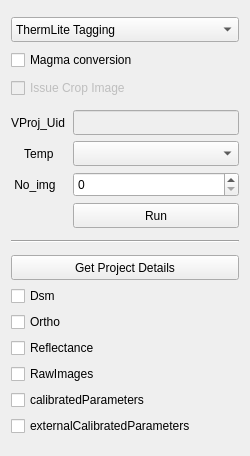
Before: the Qt Designer form windows/ImageTagging.ui in sensehawk/qgis_plugin, drawn with Qt 5.
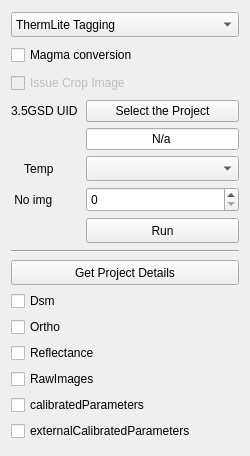
After: the same form once the commit is applied. Custom widgets are drawn as their Qt base class.

Commit message: asset level projects listed to let user select the project for visual and 3.5gsd tagging | import bugfixed | Container level navigation

Patch:
```diff
--- a/windows/ImageTagging.ui
+++ b/windows/ImageTagging.ui
@@ -102,72 +102,75 @@
      <property name="horizontalSpacing">
       <number>8</number>
      </property>
+     <item row="4" column="1">
+      <widget class="QPushButton" name="tag_button">
+       <property name="sizePolicy">
+        <sizepolicy hsizetype="Expanding" vsizetype="Fixed">
+         <horstretch>0</horstretch>
+         <verstretch>0</verstretch>
+        </sizepolicy>
+       </property>
+       <property name="minimumSize">
+        <size>
+         <width>0</width>
+         <height>25</height>
+        </size>
+       </property>
+       <property name="maximumSize">
+        <size>
+         <width>16777215</width>
+         <height>16777215</height>
+        </size>
+       </property>
+       <property name="text">
+        <string>Run</string>
+       </property>
+       <property name="checkable">
+        <bool>true</bool>
+       </property>
+      </widget>
+     </item>
      <item row="0" column="0">
-      <widget class="QLabel" name="label_3">
+      <widget class="QLabel" name="opt_uid_txt">
+       <property name="sizePolicy">
+        <sizepolicy hsizetype="Fixed" vsizetype="Fixed">
+         <horstretch>0</horstretch>
+         <verstretch>0</verstretch>
+        </sizepolicy>
+       </property>
        <property name="text">
-        <string>VProj_Uid</string>
+        <string>3.5GSD UID</string>
        </property>
       </widget>
      </item>
      <item row="0" column="1">
-      <widget class="QLineEdit" name="projectUid">
-       <property name="enabled">
-        <bool>false</bool>
+      <widget class="QPushButton" name="addl_projectuid_button">
+       <property name="sizePolicy">
+        <sizepolicy hsizetype="Expanding" vsizetype="Fixed">
+         <horstretch>0</horstretch>
+         <verstretch>0</verstretch>
+        </sizepolicy>
        </property>
-       <property name="minimumSize">
-        <size>
-         <width>0</width>
-         <height>25</height>
-        </size>
-       </property>
-       <property name="mouseTracking">
-        <bool>false</bool>
-       </property>
-       <property name="layoutDirection">
-        <enum>Qt::LeftToRight</enum>
-       </property>
-       <property name="autoFillBackground">
-        <bool>true</bool>
-       </property>
-       <property name="clearButtonEnabled">
-        <bool>true</bool>
+       <property name="text">
+        <string>Select the Project</string>
        </property>
       </widget>
      </item>
-     <item row="1" column="0">
+     <item row="2" column="0">
       <widget class="QLabel" name="label">
        <property name="text">
         <string>    Temp</string>
        </property>
       </widget>
      </item>
-     <item row="1" column="1">
-      <widget class="QComboBox" name="temp_option">
-       <property name="enabled">
-        <bool>true</bool>
-       </property>
-       <property name="minimumSize">
-        <size>
-         <width>0</width>
-         <height>25</height>
-        </size>
-       </property>
-       <property name="maximumSize">
-        <size>
-         <width>16777215</width>
-         <height>16777215</height>
-        </size>
-       </property>
-      </widget>
-     </item>
-     <item row="2" column="0">
+     <item row="3" column="0">
       <widget class="QLabel" name="label_2">
        <property name="text">
-        <string> No_img</string>
+        <string> No img</string>
        </property>
       </widget>
      </item>
-     <item row="2" column="1">
+     <item row="3" column="1">
       <widget class="QgsSpinBox" name="No_images">
        <property name="minimumSize">
         <size>
@@ -177,8 +180,17 @@
        </property>
       </widget>
      </item>
-     <item row="3" column="1">
-      <widget class="QPushButton" name="tag_button">
+     <item row="2" column="1">
+      <widget class="QComboBox" name="temp_option">
+       <property name="enabled">
+        <bool>true</bool>
+       </property>
+       <property name="sizePolicy">
+        <sizepolicy hsizetype="Preferred" vsizetype="Fixed">
+         <horstretch>0</horstretch>
+         <verstretch>0</verstretch>
+        </sizepolicy>
+       </property>
        <property name="minimumSize">
         <size>
          <width>0</width>
@@ -191,11 +203,21 @@
          <height>16777215</height>
         </size>
        </property>
+      </widget>
+     </item>
+     <item row="1" column="1">
+      <widget class="QLineEdit" name="addl_projectuid">
+       <property name="enabled">
+        <bool>true</bool>
+       </property>
+       <property name="layoutDirection">
+        <enum>Qt::LeftToRight</enum>
+       </property>
        <property name="text">
-        <string>Run</string>
+        <string>N/a</string>
        </property>
-       <property name="checkable">
-        <bool>true</bool>
+       <property name="alignment">
+        <set>Qt::AlignCenter</set>
        </property>
       </widget>
      </item>
```
Left out of the diff: 5 changed lines with no effect on the pictures. The commit also changes 4 other files.
